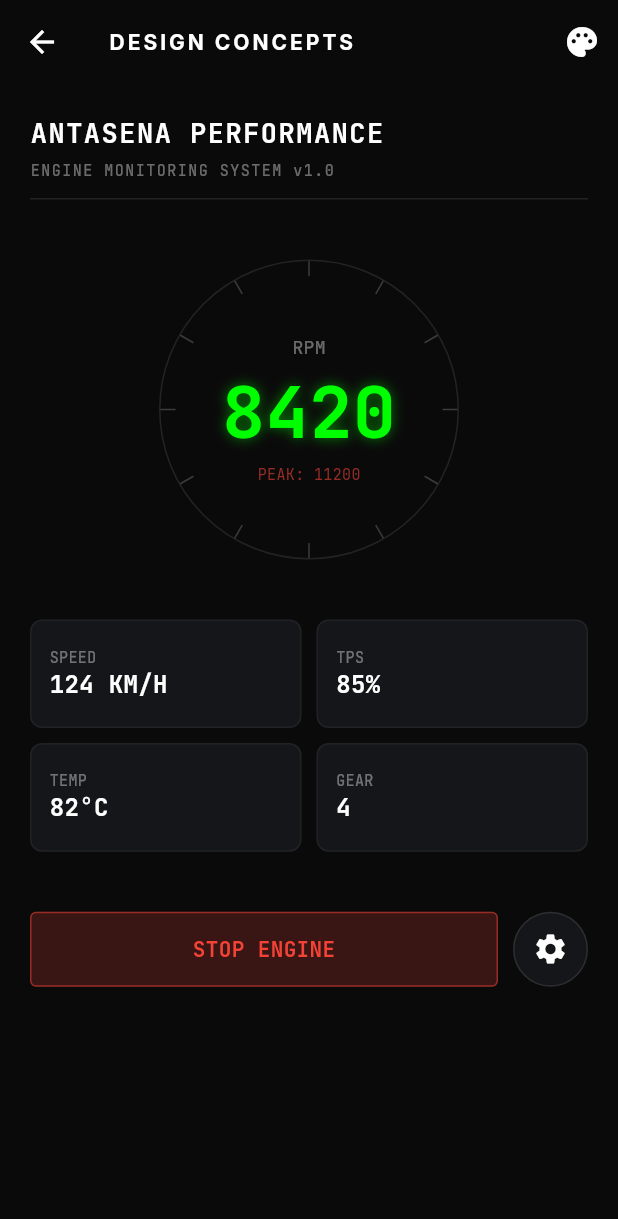
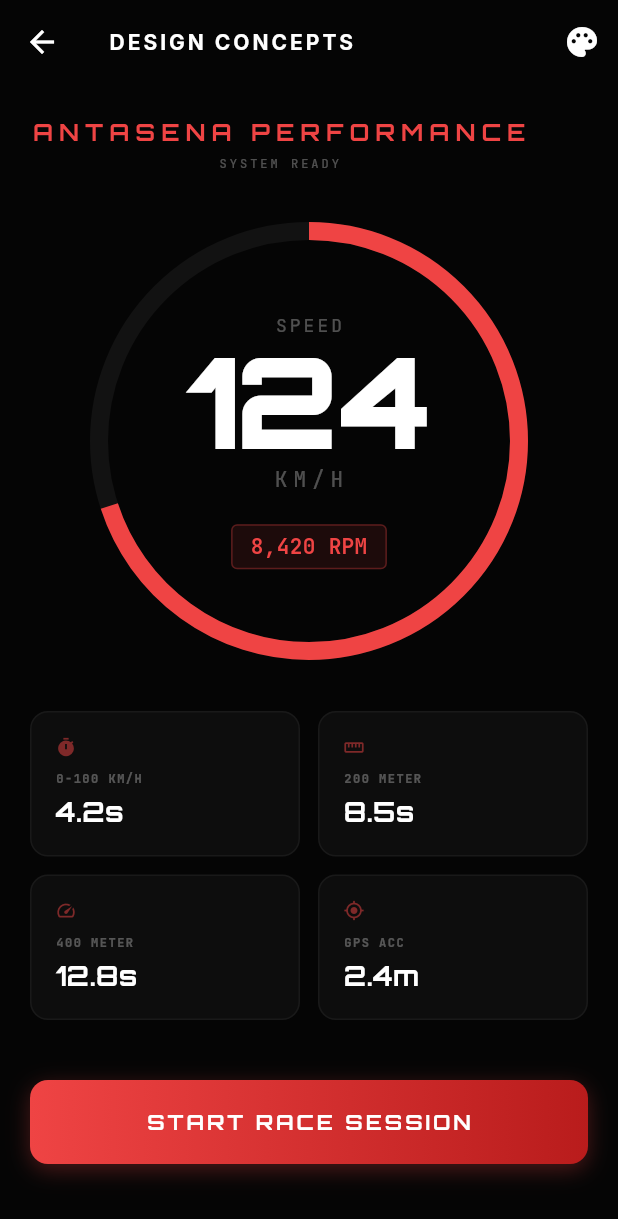
Before and after one commit to Zidanadzi/Antasena-Performance, a Flutter app: the DesignShowcasePage screen opened by its route, on a phone screen of 412 x 824 dp. Shown: the top 1219 px of the screen. Run offline on Flutter 3.47's test engine with Material 3 defaults, Android fonts, the phone set to English and light mode, and no system bars; our stand-ins replace flutter_bluetooth_serial, geolocator, google_fonts, permission_handler, shared_preferences; missing offline and left inert: bluetooth_classic; accounts and stored records are empty.

Commit message:
feat: Add Aero-Performance design style
Introduces a new "Aero-Performance" design style to the design showcase, featuring the Orbitron font for titles and a dark background. The selection menu and styling logic have been updated to include this new option.

```diff
--- a/lib/design_showcase.dart
+++ b/lib/design_showcase.dart
@@ -9,7 +9,7 @@ class DesignShowcasePage extends StatefulWidget {
 }
 
 class _DesignShowcasePageState extends State<DesignShowcasePage> {
-  int _selectedStyle = 0; // 0: Hardware, 1: Technical, 2: Brutalist
+  int _selectedStyle = 3; // 0: Hardware, 1: Technical, 2: Brutalist, 3: Aero-Performance
 
   @override
   Widget build(BuildContext context) {
@@ -27,6 +27,7 @@ class _DesignShowcasePageState extends State<DesignShowcasePage> {
               const PopupMenuItem(value: 0, child: Text('Hardware Style')),
               const PopupMenuItem(value: 1, child: Text('Technical Style')),
               const PopupMenuItem(value: 2, child: Text('Brutalist Style')),
+              const PopupMenuItem(value: 3, child: Text('Aero-Performance (NEW)')),
             ],
           )
         ],
@@ -54,6 +55,7 @@ class _DesignShowcasePageState extends State<DesignShowcasePage> {
       case 0: return const Color(0xFF0A0A0A);
       case 1: return const Color(0xFFF0F0F0);
       case 2: return Colors.white;
+      case 3: return const Color(0xFF050505);
       default: return Colors.black;
     }
   }
@@ -95,6 +97,15 @@ class _DesignShowcasePageState extends State<DesignShowcasePage> {
             ),
             const SizedBox(height: 8),
             Text(subtitle.toUpperCase(), style: GoogleFonts.inter(color: Colors.black, fontSize: 12, fontWeight: FontWeight.w900, letterSpacing: 2)),
+          ],
+        );
+      case 3: // Aero-Performance
+        return Column(
+          crossAxisAlignment: CrossAxisAlignment.center,
+          children: [
+            Text(title, style: GoogleFonts.orbitron(color: const Color(0xFFEF4444), fontSize: 16, fontWeight: FontWeight.bold, letterSpacing: 4)),
+            const SizedBox(height: 4),
+            Text("SYSTEM READY", style: GoogleFonts.jetBrainsMono(color: Colors.white.withOpacity(0.3), fontSize: 8, letterSpacing: 2)),
           ],
         );
       default: return Container();
@@ -187,16 +198,52 @@ class _DesignShowcasePageState extends State<DesignShowcasePage> {
             )
           ],
         );
+      case 3: // Aero-Performance
+        return Center(
+          child: Stack(
+            alignment: Alignment.center,
+            children: [
+              SizedBox(
+                width: 280,
+                height: 280,
+                child: CircularProgressIndicator(
+                  value: 0.7,
+                  strokeWidth: 12,
+                  backgroundColor: Colors.white.withOpacity(0.05),
+                  valueColor: const AlwaysStoppedAnimation<Color>(Color(0xFFEF4444)),
+                ),
+              ),
+              Column(
+                mainAxisSize: MainAxisSize.min,
+                children: [
+                  Text("SPEED", style: GoogleFonts.jetBrainsMono(color: Colors.white.withOpacity(0.3), fontSize: 12, letterSpacing: 2)),
+                  Text("124", style: GoogleFonts.orbitron(color: Colors.white, fontSize: 84, fontWeight: FontWeight.w900, height: 1)),
+                  Text("KM/H", style: GoogleFonts.jetBrainsMono(color: Colors.white.withOpacity(0.3), fontSize: 14, letterSpacing: 4)),
+                  const SizedBox(height: 20),
+                  Container(
+                    padding: const EdgeInsets.symmetric(horizontal: 12, vertical: 4),
+                    decoration: BoxDecoration(
+                      color: const Color(0xFFEF4444).withOpacity(0.1),
+                      borderRadius: BorderRadius.circular(4),
+                      border: Border.all(color: const Color(0xFFEF4444).withOpacity(0.3)),
+                    ),
+                    child: Text("8,420 RPM", style: GoogleFonts.jetBrainsMono(color: const Color(0xFFEF4444), fontSize: 14, fontWeight: FontWeight.bold)),
+                  ),
+                ],
+              ),
+            ],
+          ),
+        );
       default: return Container();
     }
   }
 
   Widget _buildDataGrid() {
     List<Map<String, String>> data = [
-      {"label": "SPEED", "value": "124 KM/H"},
-      {"label": "TPS", "value": "85%"},
-      {"label": "TEMP", "value": "82°C"},
-      {"label": "GEAR", "value": "4"},
+      {"label": "0-100 KM/H", "value": "4.2s"},
+      {"label": "200 METER", "value": "8.5s"},
+      {"label": "400 METER", "value": "12.8s"},
+      {"label": "GPS ACC", "value": "2.4m"},
     ];
 
     switch (_selectedStyle) {
@@ -259,8 +306,51 @@ class _DesignShowcasePageState extends State<DesignShowcasePage> {
             ),
           )).toList(),
         );
+      case 3: // Aero-Performance
+        return Column(
+          children: [
+            Row(
+              children: [
+                _buildAeroStatCard(data[0]['label']!, data[0]['value']!, Icons.timer),
+                const SizedBox(width: 12),
+                _buildAeroStatCard(data[1]['label']!, data[1]['value']!, Icons.straighten),
+              ],
+            ),
+            const SizedBox(height: 12),
+            Row(
+              children: [
+                _buildAeroStatCard(data[2]['label']!, data[2]['value']!, Icons.speed),
+                const SizedBox(width: 12),
+                _buildAeroStatCard(data[3]['label']!, data[3]['value']!, Icons.gps_fixed),
+              ],
+            ),
+          ],
+        );
       default: return Container();
     }
+  }
+
+  Widget _buildAeroStatCard(String label, String value, IconData icon) {
+    return Expanded(
+      child: Container(
+        padding: const EdgeInsets.all(16),
+        decoration: BoxDecoration(
+          color: Colors.white.withOpacity(0.03),
+          borderRadius: BorderRadius.circular(12),
+          border: Border.all(color: Colors.white.withOpacity(0.05)),
+        ),
+        child: Column(
+          crossAxisAlignment: CrossAxisAlignment.start,
+          children: [
+            Icon(icon, size: 14, color: const Color(0xFFEF4444).withOpacity(0.5)),
+            const SizedBox(height: 8),
+            Text(label, style: GoogleFonts.jetBrainsMono(color: Colors.white.withOpacity(0.3), fontSize: 8, fontWeight: FontWeight.bold, letterSpacing: 1)),
+            const SizedBox(height: 4),
+            Text(value, style: GoogleFonts.orbitron(color: Colors.white, fontSize: 18, fontWeight: FontWeight.bold)),
+          ],
+        ),
+      ),
+    );
   }
 
   Widget _buildActionButtons() {
@@ -324,6 +414,33 @@ class _DesignShowcasePageState extends State<DesignShowcasePage> {
             ),
           ],
         );
+      case 3: // Aero-Performance
+        return Column(
+          children: [
+            Container(
+              width: double.infinity,
+              height: 56,
+              decoration: BoxDecoration(
+                gradient: const LinearGradient(
+                  colors: [Color(0xFFEF4444), Color(0xFFB91C1C)],
+                ),
+                borderRadius: BorderRadius.circular(12),
+                boxShadow: [
+                  BoxShadow(
+                    color: const Color(0xFFEF4444).withOpacity(0.3),
+                    blurRadius: 12,
+                    offset: const Offset(0, 4),
+                  ),
+                ],
+              ),
+              child: Center(
+                child: Text("START RACE SESSION",
+                  style: GoogleFonts.orbitron(color: Colors.white, fontWeight: FontWeight.bold, letterSpacing: 2)
+                ),
+              ),
+            ),
+          ],
+        );
       default: return Container();
     }
   }
```
